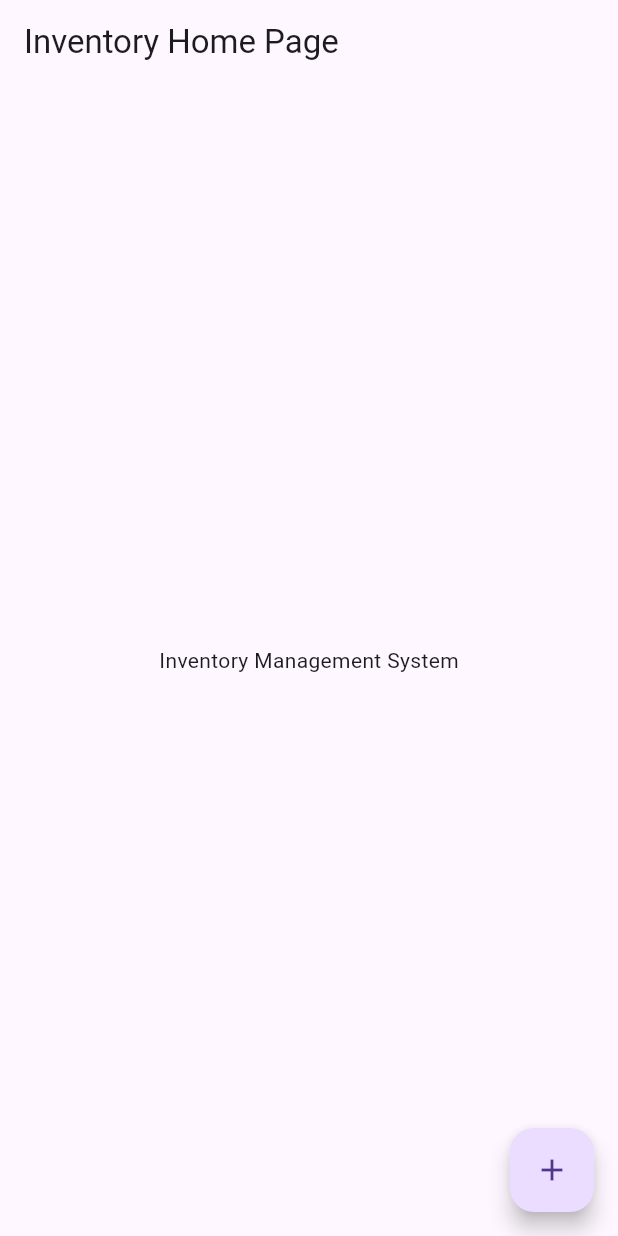
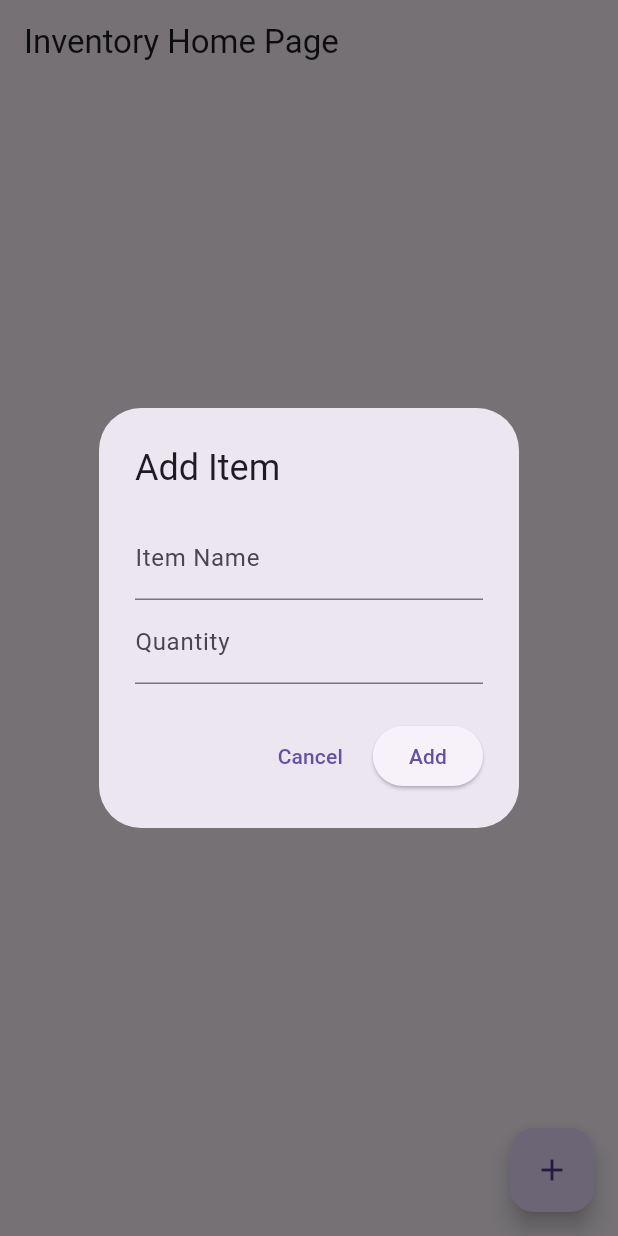
Before and after one commit to Ruhisawant/Inventory-Management, a Flutter app: the screen it shows after launch, after a tap on the "add" icon, on a phone screen of 412 x 824 dp. Run offline on Flutter 3.47's test engine with Material 3 defaults, Android fonts, the phone set to English and light mode, and no system bars; our stand-ins replace cloud_firestore, firebase_core; accounts and stored records are empty.

Commit message:
Final commit

```diff
--- a/lib/main.dart
+++ b/lib/main.dart
@@ -1,8 +1,13 @@
-// Import Flutter package
 import 'package:flutter/material.dart';
 import 'package:cloud_firestore/cloud_firestore.dart';
+import 'package:firebase_core/firebase_core.dart';
+import 'package:inventory_management/firebase_options.dart';
 
-void main() {
+Future<void> main() async {
+  WidgetsFlutterBinding.ensureInitialized();
+  await Firebase.initializeApp(
+    options: DefaultFirebaseOptions.currentPlatform,
+  );
   runApp(InventoryApp());
 }
 
@@ -20,34 +25,131 @@ class InventoryApp extends StatelessWidget {
 }
 
 class InventoryHomePage extends StatefulWidget {
-InventoryHomePage({Key key, this.title}) : super(key: key);
+  InventoryHomePage({Key? key, required this.title}) : super(key: key);
   final String title;
   @override
   _InventoryHomePageState createState() => _InventoryHomePageState();
 }
+
 class _InventoryHomePageState extends State<InventoryHomePage> {
-  // TODO: Implement Firestore integration
+  final FirebaseFirestore _firestore = FirebaseFirestore.instance;
+
+  void _showItemDialog({String? id, String? name, int? quantity}) {
+    TextEditingController nameController = TextEditingController(text: name);
+    TextEditingController quantityController =
+        TextEditingController(text: quantity?.toString());
+
+    showDialog(
+      context: context,
+      builder: (context) {
+        return AlertDialog(
+          title: Text(id == null ? 'Add Item' : 'Edit Item'),
+          content: Column(
+            mainAxisSize: MainAxisSize.min,
+            children: [
+              TextField(
+                controller: nameController,
+                decoration: InputDecoration(labelText: 'Item Name'),
+              ),
+              TextField(
+                controller: quantityController,
+                decoration: InputDecoration(labelText: 'Quantity'),
+                keyboardType: TextInputType.number,
+              ),
+            ],
+          ),
+          actions: [
+            TextButton(
+              onPressed: () => Navigator.pop(context),
+              child: Text('Cancel'),
+            ),
+            ElevatedButton(
+              onPressed: () {
+                if (nameController.text.isNotEmpty && quantityController.text.isNotEmpty) {
+                  int? quantity = int.tryParse(quantityController.text);
+                  if (quantity != null) {
+                    if (id == null) {
+                      _addItem(nameController.text, quantity);
+                    } else {
+                      _updateItem(id, nameController.text, quantity);
+                    }
+                    Navigator.pop(context);
+                  }
+                }
+              },
+              child: Text(id == null ? 'Add' : 'Update'),
+            ),
+          ],
+        );
+      },
+    );
+  }
+
+  void _addItem(String name, int quantity) async {
+    await _firestore.collection('items').add({
+      'name': name,
+      'quantity': quantity,
+      'timestamp': FieldValue.serverTimestamp(),
+    });
+  }
+
+  void _updateItem(String id, String name, int quantity) async {
+    await _firestore.collection('items').doc(id).update({
+      'name': name,
+      'quantity': quantity,
+    });
+  }
+
+  void _deleteItem(String id) async {
+    await _firestore.collection('items').doc(id).delete();
+  }
+
   @override
   Widget build(BuildContext context) {
     return Scaffold(
       appBar: AppBar(
         title: Text(widget.title),
       ),
-      body: Center(
-        child: Column(
-          mainAxisAlignment: MainAxisAlignment.center,
-          children: <Widget>[
-            Text(
-              'Inventory Management System',
+      body: StreamBuilder(
+        stream: _firestore.collection('items').orderBy('timestamp').snapshots(),
+        builder: (context, AsyncSnapshot<QuerySnapshot> snapshot) {
+          if (!snapshot.hasData) {
+            return Center(child: CircularProgressIndicator());
+          }
+
+          var items = snapshot.data!.docs;
+
+          return ListView.builder(
+            itemCount: items.length,
+            itemBuilder: (context, index) {
+              var item = items[index];
+              return ListTile(
+                title: Text(item['name']),
+                subtitle: Text('Quantity: ${item['quantity']}'),
+                trailing: Row(
+                  mainAxisSize: MainAxisSize.min,
+                  children: [
+                    IconButton(
+                      icon: Icon(Icons.edit, color: Colors.blue),
+                      onPressed: () => _showItemDialog(
+                        id: item.id,
+                        name: item['name'],
+                        quantity: item['quantity'],
                       ),
-            // TODO: Implement inventory list view
+                    ),
+                    IconButton(
+                      icon: Icon(Icons.delete, color: Colors.red),
+                      onPressed: () => _deleteItem(item.id),
+                    ),
                   ],
                 ),
+              );
+            },
+          );
+        },
       ),
       floatingActionButton: FloatingActionButton(
-        onPressed: () {
-          // TODO: Implement add inventory item
-        },
+        onPressed: () => _showItemDialog(),
         tooltip: 'Add Item',
         child: Icon(Icons.add),
       ),
--- a/pubspec.yaml
+++ b/pubspec.yaml
@@ -38,6 +38,8 @@ dependencies:
 dev_dependencies:
   flutter_test:
     sdk: flutter
+  firebase_core: 3.13.0
+  cloud_firestore: 5.6.6
 
   # The "flutter_lints" package below contains a set of recommended lints to
   # encourage good coding practices. The lint set provided by the package is
```
Also changed, not shown: firebase.json (added), lib/firebase_options.dart (added), pubspec.lock, 17 other files. Lines whose indentation alone changed are shown as unchanged.
